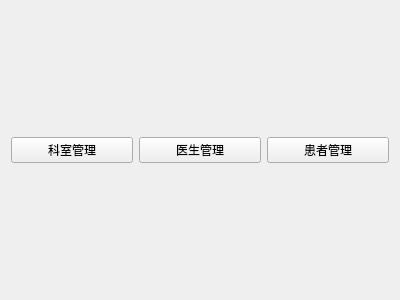
The window that Lab4/welcomeview.ui (WDK688/QtCourse) describes before a commit, drawn with Qt 5.
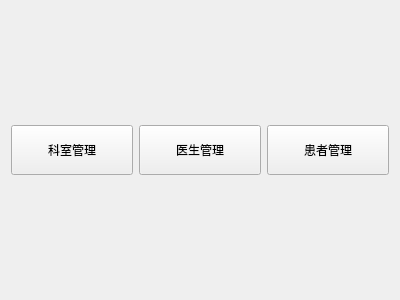
The same window after the commit.

Commit message: 优化欢迎界面

Patch:
```diff
--- a/Lab4/welcomeview.ui
+++ b/Lab4/welcomeview.ui
@@ -22,7 +22,7 @@
      <property name="sizeHint" stdset="0">
       <size>
        <width>20</width>
-       <height>127</height>
+       <height>100</height>
       </size>
      </property>
     </spacer>
@@ -31,6 +31,12 @@
     <layout class="QHBoxLayout" name="horizontalLayout">
      <item>
       <widget class="QPushButton" name="btnDepartment">
+       <property name="minimumSize">
+        <size>
+         <width>0</width>
+         <height>50</height>
+        </size>
+       </property>
        <property name="text">
         <string>科室管理</string>
        </property>
@@ -38,6 +44,12 @@
      </item>
      <item>
       <widget class="QPushButton" name="btnDoctor">
+       <property name="minimumSize">
+        <size>
+         <width>0</width>
+         <height>50</height>
+        </size>
+       </property>
        <property name="text">
         <string>医生管理</string>
        </property>
@@ -45,6 +57,12 @@
      </item>
      <item>
       <widget class="QPushButton" name="btnPatient">
+       <property name="minimumSize">
+        <size>
+         <width>0</width>
+         <height>50</height>
+        </size>
+       </property>
        <property name="text">
         <string>患者管理</string>
        </property>
@@ -60,7 +78,7 @@
      <property name="sizeHint" stdset="0">
       <size>
        <width>20</width>
-       <height>127</height>
+       <height>100</height>
       </size>
      </property>
     </spacer>
```
The commit also changes 3 other files.
